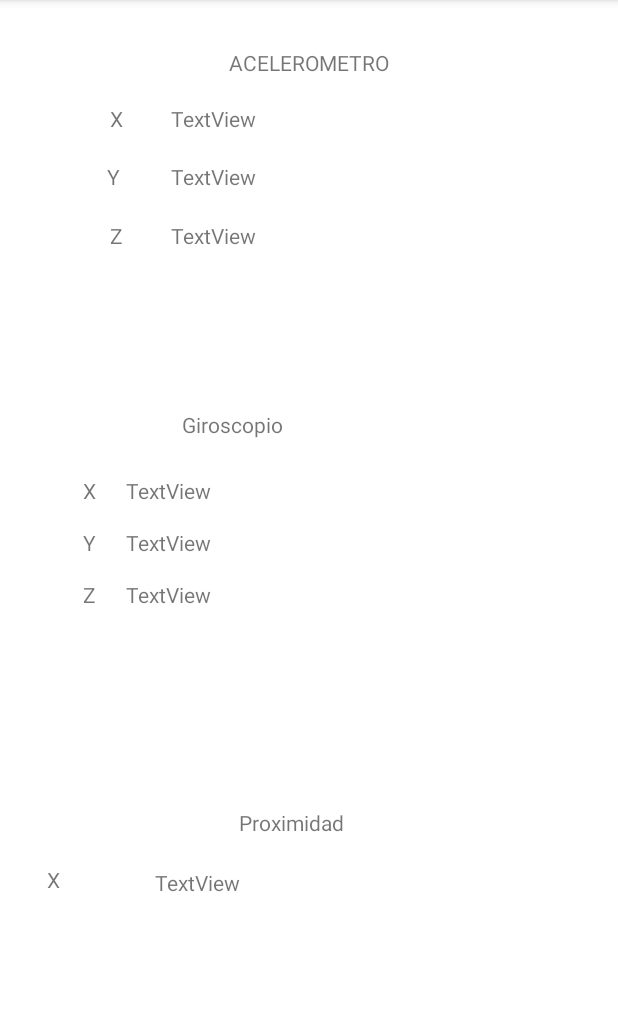
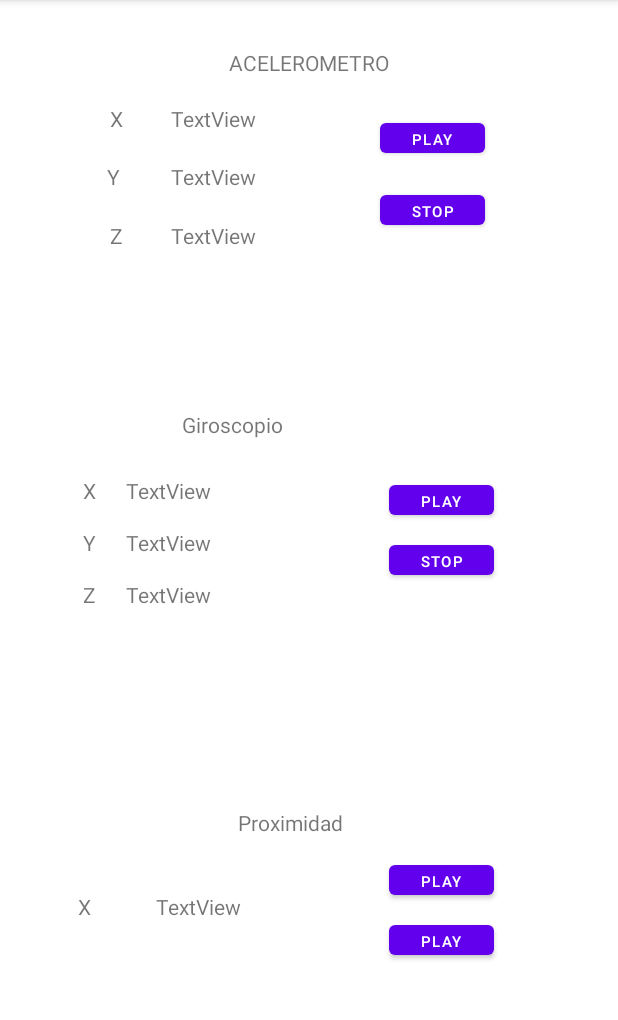
Before and after one commit to Steven2020/SensoresF1, an Android app: the screen it shows after launch (MainActivity), on a phone screen of 412 x 824 dp, the part 84-1104 px from its top. Run offline under Robolectric (Android 15) with nearby library versions, the phone set to English and light mode, and no system bars.

Commit message:
agregcion de Botones

```diff
--- a/app/src/main/java/com/example/sensoresf1/FrgGyroscope.java
+++ b/app/src/main/java/com/example/sensoresf1/FrgGyroscope.java
@@ -8,6 +8,7 @@ import android.os.Bundle;
 
 import androidx.fragment.app.Fragment;
 
+import android.util.Log;
 import android.view.LayoutInflater;
 import android.view.View;
 import android.view.ViewGroup;
@@ -102,7 +103,7 @@ public class FrgGyroscope extends Fragment implements SensorEventListener {
         float valor_y = event.values[1];
         float valor_z = event.values[2];
         xg.setText(valor_x+" ");
-        //System.out.println("hhhhhhhhh"+x);
+
         yg.setText(valor_y+" ");
         zg.setText(valor_z+" ");
     }
--- a/app/src/main/java/com/example/sensoresf1/FrgProximity.java
+++ b/app/src/main/java/com/example/sensoresf1/FrgProximity.java
@@ -26,7 +26,7 @@ public class FrgProximity extends Fragment implements SensorEventListener {
     private Sensor proximity;
 
     // TODO: Rename parameter arguments, choose names that match
-    // the fragment initialization parameters, e.g. ARG_ITEM_NUMBER
+
     private static final String ARG_PARAM1 = "param1";
     private static final String ARG_PARAM2 = "param2";
 
--- a/app/src/main/res/layout/activity_main.xml
+++ b/app/src/main/res/layout/activity_main.xml
@@ -49,5 +49,4 @@
         app:layout_constraintTop_toBottomOf="@+id/fragment1"
         tools:layout="@layout/fragment_frg_proximity"></fragment>
 
-
 </androidx.constraintlayout.widget.ConstraintLayout>
--- a/app/src/main/res/layout/fragment_frg_accelerometer.xml
+++ b/app/src/main/res/layout/fragment_frg_accelerometer.xml
@@ -74,4 +74,30 @@
         app:layout_constraintStart_toStartOf="@+id/txtYacelerometer"
         app:layout_constraintTop_toBottomOf="@+id/txtYacelerometer" />
 
+    <Button
+        android:id="@+id/btnPacelerometro"
+        android:layout_width="70dp"
+        android:layout_height="32dp"
+        android:layout_marginTop="16dp"
+        android:text="play"
+        android:textSize="10sp"
+        app:layout_constraintBottom_toTopOf="@+id/btnSacelerometro"
+        app:layout_constraintEnd_toEndOf="parent"
+        app:layout_constraintHorizontal_bias="0.759"
+        app:layout_constraintStart_toStartOf="parent"
+        app:layout_constraintTop_toBottomOf="@+id/textView"
+        app:layout_constraintVertical_bias="0.36" />
+
+    <Button
+        android:id="@+id/btnSacelerometro"
+        android:layout_width="70dp"
+        android:layout_height="32dp"
+        android:layout_marginTop="108dp"
+        android:text="stop"
+        android:textSize="10sp"
+        app:layout_constraintEnd_toEndOf="parent"
+        app:layout_constraintHorizontal_bias="0.759"
+        app:layout_constraintStart_toStartOf="parent"
+        app:layout_constraintTop_toTopOf="parent" />
+
 </androidx.constraintlayout.widget.ConstraintLayout>
--- a/app/src/main/res/layout/fragment_frg_gyroscope.xml
+++ b/app/src/main/res/layout/fragment_frg_gyroscope.xml
@@ -6,6 +6,34 @@
     android:layout_width="match_parent"
     android:layout_height="match_parent"
     tools:context=".FrgGyroscope">
+
+    <Button
+        android:id="@+id/btnPgiroscopio"
+        android:layout_width="70dp"
+        android:layout_height="32dp"
+        android:layout_marginTop="60dp"
+        android:text="play"
+
+
+        android:textSize="10sp"
+        app:layout_constraintEnd_toEndOf="parent"
+        app:layout_constraintHorizontal_bias="0.771"
+        app:layout_constraintStart_toStartOf="parent"
+        app:layout_constraintTop_toTopOf="parent" />
+
+    <Button
+        android:id="@+id/btnSgiroscopio"
+        android:layout_width="70dp"
+        android:layout_height="32dp"
+        android:layout_marginTop="8dp"
+        android:text="stop"
+
+
+        android:textSize="10sp"
+        app:layout_constraintEnd_toEndOf="parent"
+        app:layout_constraintHorizontal_bias="0.771"
+        app:layout_constraintStart_toStartOf="parent"
+        app:layout_constraintTop_toBottomOf="@+id/btnPgiroscopio" />
 
     <TextView
         android:id="@+id/textView2"
--- a/app/src/main/res/layout/fragment_frg_proximity.xml
+++ b/app/src/main/res/layout/fragment_frg_proximity.xml
@@ -6,6 +6,34 @@
     android:layout_width="match_parent"
     android:layout_height="match_parent"
     tools:context=".FrgProximity">
+
+    <Button
+        android:id="@+id/btnPproximidad"
+        android:layout_width="70dp"
+        android:layout_height="32dp"
+        android:layout_marginTop="72dp"
+        android:text="play"
+
+
+        android:textSize="10sp"
+        app:layout_constraintEnd_toEndOf="parent"
+        app:layout_constraintHorizontal_bias="0.771"
+        app:layout_constraintStart_toStartOf="parent"
+        app:layout_constraintTop_toTopOf="parent" />
+
+    <Button
+        android:id="@+id/btnSproximidad"
+        android:layout_width="70dp"
+        android:layout_height="32dp"
+        android:layout_marginTop="8dp"
+        android:text="play"
+
+
+        android:textSize="10sp"
+        app:layout_constraintEnd_toEndOf="parent"
+        app:layout_constraintHorizontal_bias="0.771"
+        app:layout_constraintStart_toStartOf="parent"
+        app:layout_constraintTop_toBottomOf="@+id/btnPproximidad" />
 
     <TextView
         android:id="@+id/textView9"
@@ -16,26 +44,28 @@
         android:text="Proximidad"
         app:layout_constraintBottom_toBottomOf="@+id/txtXProximity"
         app:layout_constraintEnd_toEndOf="parent"
+        app:layout_constraintHorizontal_bias="0.498"
         app:layout_constraintStart_toStartOf="parent"
+        app:layout_constraintTop_toTopOf="parent"
+        app:layout_constraintVertical_bias="0.0" />
+
+    <TextView
+        android:id="@+id/txtXProximity"
+        android:layout_width="wrap_content"
+        android:layout_height="wrap_content"
+        android:layout_marginTop="96dp"
+        android:layout_marginEnd="92dp"
+        android:text="TextView"
+        app:layout_constraintEnd_toEndOf="@+id/textView9"
         app:layout_constraintTop_toTopOf="parent" />
 
     <TextView
         android:id="@+id/textView10"
         android:layout_width="wrap_content"
         android:layout_height="wrap_content"
-        android:layout_marginStart="23dp"
-        android:layout_marginTop="78dp"
+        android:layout_marginStart="44dp"
+        android:layout_marginTop="96dp"
         android:text="X"
         app:layout_constraintStart_toStartOf="parent"
         app:layout_constraintTop_toTopOf="parent" />
-
-    <TextView
-        android:id="@+id/txtXProximity"
-        android:layout_width="wrap_content"
-        android:layout_height="wrap_content"
-        android:layout_marginTop="80dp"
-        android:layout_marginEnd="93dp"
-        android:text="TextView"
-        app:layout_constraintEnd_toEndOf="@+id/textView9"
-        app:layout_constraintTop_toTopOf="parent" />
 </androidx.constraintlayout.widget.ConstraintLayout>
```
